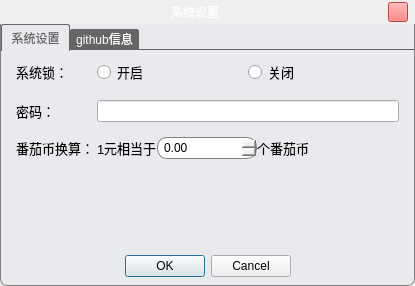
WatsonJay/tomato_farm, file gui/settingDialog.ui: the form before one commit.
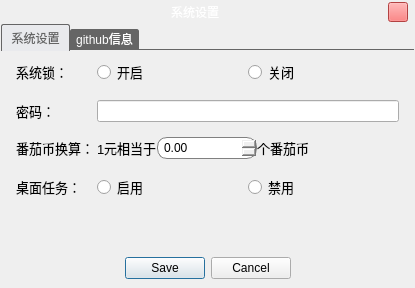
The form after the commit. Icons and pictures are not drawn.

```diff
--- a/gui/settingDialog.ui
+++ b/gui/settingDialog.ui
@@ -7,17 +7,12 @@
     <x>0</x>
     <y>0</y>
     <width>415</width>
-    <height>286</height>
+    <height>288</height>
    </rect>
   </property>
   <property name="windowTitle">
    <string>Dialog</string>
   </property>
-  <property name="styleSheet">
-   <string notr="true">QTabWidget QStackedWidget{   // 这里QStackedWidget背景设置成透明/其它颜色  
-    background: transparent;    
-}</string>
-  </property>
   <layout class="QVBoxLayout" name="verticalLayout" stretch="0,9">
    <property name="spacing">
     <number>0</number>
@@ -152,6 +147,20 @@
 	border-bottom-left-radius:7px;
 	border-bottom-right-radius:7px;
 }
+QDialogButtonBox&gt;QPushButton{
+	background:#656565;
+	color:#FEFEFE;
+	font: 9pt &quot;Microsoft YaHei UI&quot;;
+	border-radius:4px;
+	width:60px;
+	height:24px;
+	margin-top:3px;
+	margin-right:8px;
+}
+QDialogButtonBox&gt;QPushButton:checked{
+	background:#FEFEFE;
+	color:#656565;
+}
 </string>
      </property>
      <layout class="QVBoxLayout" name="verticalLayout_2">
@@ -401,6 +410,55 @@
             </item>
            </layout>
           </item>
+          <item row="3" column="0">
+           <widget class="QLabel" name="label_6">
+            <property name="font">
+             <font>
+              <family>Microsoft YaHei UI</family>
+              <pointsize>10</pointsize>
+             </font>
+            </property>
+            <property name="text">
+             <string>桌面任务：</string>
+            </property>
+           </widget>
+          </item>
+          <item row="3" column="1">
+           <layout class="QHBoxLayout" name="horizontalLayout_4">
+            <item>
+             <widget class="QRadioButton" name="todoOnButton">
+              <property name="font">
+               <font>
+                <family>Microsoft YaHei UI</family>
+                <pointsize>10</pointsize>
+               </font>
+              </property>
+              <property name="text">
+               <string>启用</string>
+              </property>
+              <attribute name="buttonGroup">
+               <string notr="true">buttonGroup_2</string>
+              </attribute>
+             </widget>
+            </item>
+            <item>
+             <widget class="QRadioButton" name="todoOffButton">
+              <property name="font">
+               <font>
+                <family>Microsoft YaHei UI</family>
+                <pointsize>10</pointsize>
+               </font>
+              </property>
+              <property name="text">
+               <string>禁用</string>
+              </property>
+              <attribute name="buttonGroup">
+               <string notr="true">buttonGroup_2</string>
+              </attribute>
+             </widget>
+            </item>
+           </layout>
+          </item>
          </layout>
         </widget>
         <widget class="QWidget" name="gitTab">
@@ -539,30 +597,11 @@
           <family>Microsoft YaHei UI</family>
          </font>
         </property>
-        <property name="styleSheet">
-         <string notr="true">#buttonBox&gt;QPushButton{
-	background:#656565;
-	color:#FEFEFE;
-	font: 9pt &quot;Microsoft YaHei UI&quot;;
-	border-radius:4px;
-	width:60px;
-	height:24px;
-	margin-top:3px;
-	margin-right:8px;
-}
-#buttonBox&gt;QPushButton:checked{
-	background:#FEFEFE;
-	color:#656565;
-}
-#buttonBox{
-	
-}</string>
-        </property>
         <property name="orientation">
          <enum>Qt::Horizontal</enum>
         </property>
         <property name="standardButtons">
-         <set>QDialogButtonBox::Cancel|QDialogButtonBox::Ok</set>
+         <set>QDialogButtonBox::Cancel|QDialogButtonBox::Save</set>
         </property>
         <property name="centerButtons">
          <bool>true</bool>
```
Left out of the diff: 55 changed lines with no effect on the pictures.
